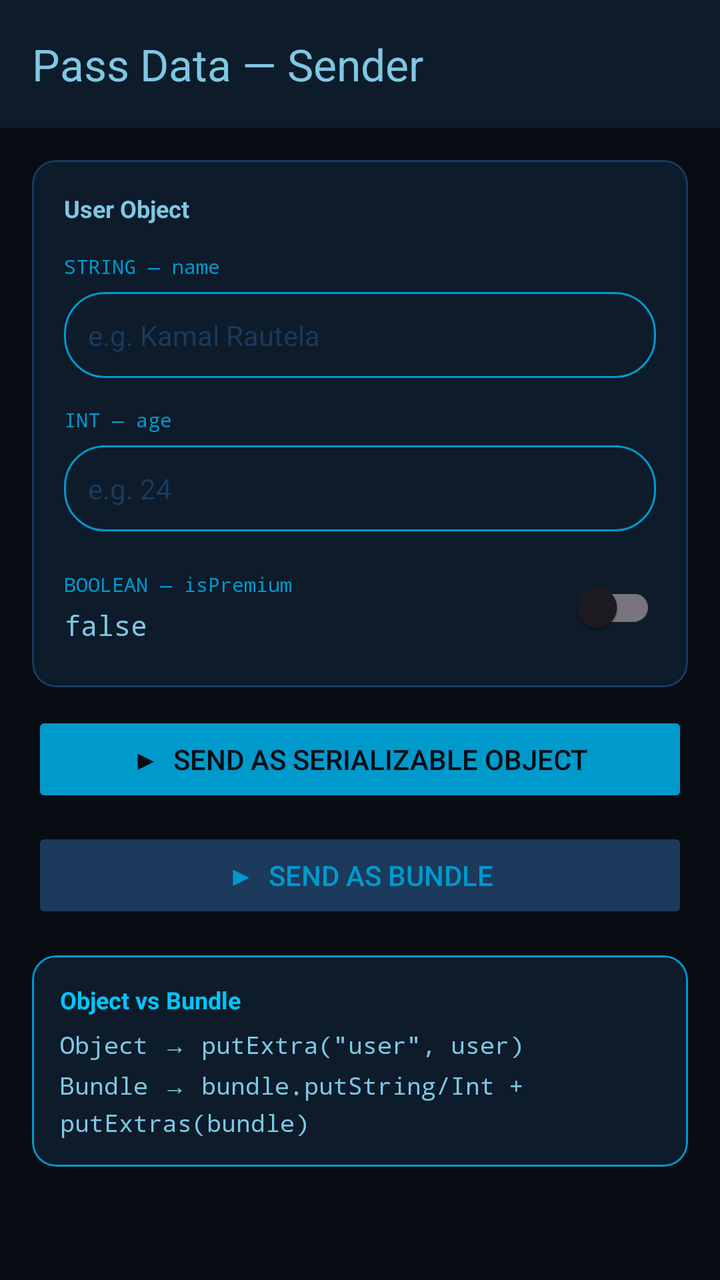
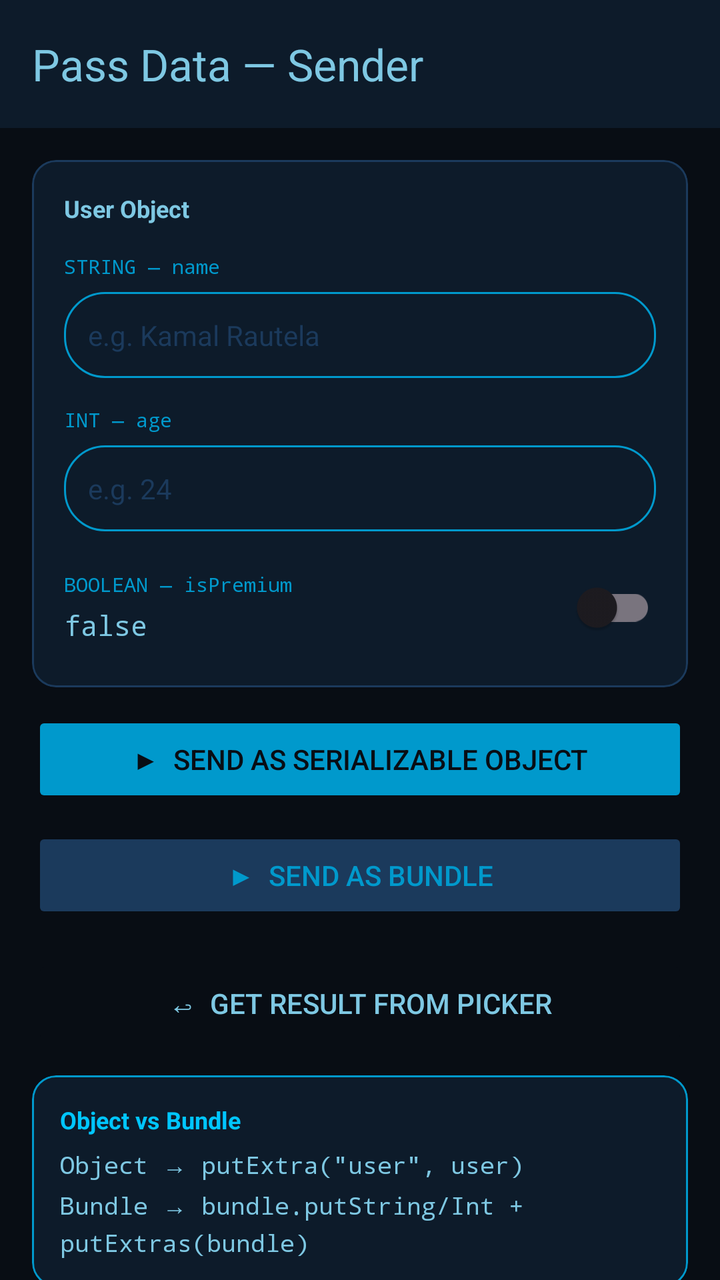

Compare the two renders of this Android layout. The source of the first and the diff that turns it into the second are given below.
<!-- AndroidManifest.xml: application theme Theme.AndroidConcepts -->
<!-- res/layout/activity_pass_data_parcelable_bundle.xml -->
<?xml version="1.0" encoding="utf-8"?>
<androidx.constraintlayout.widget.ConstraintLayout xmlns:android="http://schemas.android.com/apk/res/android"
    xmlns:app="http://schemas.android.com/apk/res-auto"
    xmlns:tools="http://schemas.android.com/tools"
    android:id="@+id/main"
    android:layout_width="match_parent"
    android:layout_height="match_parent"
    android:background="@drawable/app_background"
    tools:context=".activity_fragment_lifecycle.pass_data.PassDataParcelableBundleActivity">

    <androidx.appcompat.widget.Toolbar
        android:id="@+id/toolbar"
        android:layout_width="0dp"
        android:layout_height="wrap_content"
        android:background="@color/blue_0D1B2A"
        android:padding="@dimen/spacing_8"
        app:title="Pass Data — Sender"
        app:titleTextColor="@color/blue_7EC8E3"
        app:layout_constraintTop_toTopOf="parent"
        app:layout_constraintStart_toStartOf="parent"
        app:layout_constraintEnd_toEndOf="parent" />

    <androidx.core.widget.NestedScrollView
        android:layout_width="0dp"
        android:layout_height="0dp"
        app:layout_constraintTop_toBottomOf="@id/toolbar"
        app:layout_constraintBottom_toBottomOf="parent"
        app:layout_constraintStart_toStartOf="parent"
        app:layout_constraintEnd_toEndOf="parent">

        <LinearLayout
            android:layout_width="match_parent"
            android:layout_height="wrap_content"
            android:orientation="vertical"
            android:padding="@dimen/spacing_16">

            
            <com.google.android.material.card.MaterialCardView
                android:layout_width="match_parent"
                android:layout_height="wrap_content"
                android:layout_marginBottom="@dimen/spacing_12"
                app:cardBackgroundColor="@color/blue_0D1B2A"
                app:cardCornerRadius="@dimen/spacing_12"
                app:strokeColor="@color/blue_1B3A5C"
                app:strokeWidth="1dp">

                <LinearLayout
                    android:layout_width="match_parent"
                    android:layout_height="wrap_content"
                    android:orientation="vertical"
                    android:padding="@dimen/spacing_16">

                    <androidx.appcompat.widget.AppCompatTextView
                        android:layout_width="wrap_content"
                        android:layout_height="wrap_content"
                        android:text="User Object"
                        android:textColor="@color/blue_7EC8E3"
                        android:textSize="@dimen/text_size_12"
                        android:textStyle="bold"
                        android:layout_marginBottom="@dimen/spacing_14" />

                    
                    <androidx.appcompat.widget.AppCompatTextView
                        android:layout_width="wrap_content"
                        android:layout_height="wrap_content"
                        android:text="STRING — name"
                        android:textColor="@color/blue_0099CC"
                        android:textSize="@dimen/text_size_10"
                        android:fontFamily="monospace"
                        android:layout_marginBottom="@dimen/spacing_6" />

                    <androidx.appcompat.widget.AppCompatEditText
                        android:id="@+id/etName"
                        android:layout_width="match_parent"
                        android:layout_height="wrap_content"
                        android:hint="e.g. Kamal Rautela"
                        android:textColor="@color/white_FFFFFF"
                        android:textColorHint="@color/blue_1B3A5C"
                        android:background="@drawable/chip_outline"
                        android:padding="@dimen/spacing_12"
                        android:textSize="@dimen/text_size_14"
                        android:inputType="textPersonName"
                        android:layout_marginBottom="@dimen/spacing_14" />

                    
                    <androidx.appcompat.widget.AppCompatTextView
                        android:layout_width="wrap_content"
                        android:layout_height="wrap_content"
                        android:text="INT — age"
                        android:textColor="@color/blue_0099CC"
                        android:textSize="@dimen/text_size_10"
                        android:fontFamily="monospace"
                        android:layout_marginBottom="@dimen/spacing_6" />

                    <androidx.appcompat.widget.AppCompatEditText
                        android:id="@+id/etAge"
                        android:layout_width="match_parent"
                        android:layout_height="wrap_content"
                        android:hint="e.g. 24"
                        android:textColor="@color/white_FFFFFF"
                        android:textColorHint="@color/blue_1B3A5C"
                        android:background="@drawable/chip_outline"
                        android:padding="@dimen/spacing_12"
                        android:textSize="@dimen/text_size_14"
                        android:inputType="number"
                        android:layout_marginBottom="@dimen/spacing_14" />

                    
                    <LinearLayout
                        android:layout_width="match_parent"
                        android:layout_height="wrap_content"
                        android:orientation="horizontal"
                        android:gravity="center_vertical">

                        <LinearLayout
                            android:layout_width="0dp"
                            android:layout_height="wrap_content"
                            android:layout_weight="1"
                            android:orientation="vertical">

                            <androidx.appcompat.widget.AppCompatTextView
                                android:layout_width="wrap_content"
                                android:layout_height="wrap_content"
                                android:text="BOOLEAN — isPremium"
                                android:textColor="@color/blue_0099CC"
                                android:textSize="@dimen/text_size_10"
                                android:fontFamily="monospace"
                                android:layout_marginBottom="@dimen/spacing_4" />

                            <androidx.appcompat.widget.AppCompatTextView
                                android:id="@+id/tvIsPremium"
                                android:layout_width="wrap_content"
                                android:layout_height="wrap_content"
                                android:text="false"
                                android:textColor="@color/blue_7EC8E3"
                                android:textSize="@dimen/text_size_14"
                                android:fontFamily="monospace" />

                        </LinearLayout>

                        <androidx.appcompat.widget.SwitchCompat
                            android:id="@+id/switchIsPremium"
                            android:layout_width="wrap_content"
                            android:layout_height="wrap_content" />

                    </LinearLayout>

                </LinearLayout>
            </com.google.android.material.card.MaterialCardView>

            
            <androidx.appcompat.widget.AppCompatButton
                android:id="@+id/btnSendAsObject"
                android:layout_width="match_parent"
                android:layout_height="wrap_content"
                android:layout_marginBottom="@dimen/spacing_10"
                android:text="▶  Send as Serializable Object"
                android:textColor="@color/black_080D14"
                android:backgroundTint="@color/blue_0099CC"
                android:stateListAnimator="@null" />

            
            <androidx.appcompat.widget.AppCompatButton
                android:id="@+id/btnSendAsBundle"
                android:layout_width="match_parent"
                android:layout_height="wrap_content"
                android:layout_marginBottom="@dimen/spacing_16"
                android:text="▶  Send as Bundle"
                android:textColor="@color/blue_0099CC"
                android:backgroundTint="@color/blue_1B3A5C"
                android:stateListAnimator="@null" />

            
            <com.google.android.material.card.MaterialCardView
                android:layout_width="match_parent"
                android:layout_height="wrap_content"
                app:cardBackgroundColor="@color/blue_0D1B2A"
                app:cardCornerRadius="@dimen/spacing_12"
                app:strokeColor="@color/blue_0099CC"
                app:strokeWidth="1dp">

                <LinearLayout
                    android:layout_width="match_parent"
                    android:layout_height="wrap_content"
                    android:orientation="vertical"
                    android:padding="@dimen/spacing_14">

                    <androidx.appcompat.widget.AppCompatTextView
                        android:layout_width="wrap_content"
                        android:layout_height="wrap_content"
                        android:text="Object vs Bundle"
                        android:textColor="@color/blue_00C6FF"
                        android:textSize="@dimen/text_size_12"
                        android:textStyle="bold"
                        android:layout_marginBottom="@dimen/spacing_6" />

                    <androidx.appcompat.widget.AppCompatTextView
                        android:layout_width="wrap_content"
                        android:layout_height="wrap_content"
                        android:text="Object → putExtra(&quot;user&quot;, user)\nBundle → bundle.putString/Int + putExtras(bundle)"
                        android:textColor="@color/blue_7EC8E3"
                        android:textSize="@dimen/text_size_12"
                        android:fontFamily="monospace"
                        android:lineSpacingExtra="4dp" />

                </LinearLayout>
            </com.google.android.material.card.MaterialCardView>

        </LinearLayout>
    </androidx.core.widget.NestedScrollView>

</androidx.constraintlayout.widget.ConstraintLayout>
<!-- resources referenced by this layout -->
<resources>
  <color name="black_080D14">#080D14</color>
  <color name="blue_0099CC">#0099CC</color>
  <color name="blue_00C6FF">#00C6FF</color>
  <color name="blue_0D1B2A">#0D1B2A</color>
  <color name="blue_1B3A5C">#1B3A5C</color>
  <color name="blue_7EC8E3">#7EC8E3</color>
  <color name="white_FFFFFF">#FFFFFFFF</color>
  <dimen name="spacing_10">10dp</dimen>
  <dimen name="spacing_12">12dp</dimen>
  <dimen name="spacing_14">14dp</dimen>
  <dimen name="spacing_16">16dp</dimen>
  <dimen name="spacing_4">4dp</dimen>
  <dimen name="spacing_6">6dp</dimen>
  <dimen name="spacing_8">8dp</dimen>
  <dimen name="text_size_10">10sp</dimen>
  <dimen name="text_size_12">12sp</dimen>
  <dimen name="text_size_14">14sp</dimen>
  <!-- drawable app_background (drawable) -->
  <?xml version="1.0" encoding="utf-8"?>
  <shape xmlns:android="http://schemas.android.com/apk/res/android">
      <solid android:color="@color/black_080D14" />
  </shape>
  <!-- drawable chip_outline (drawable) -->
  <?xml version="1.0" encoding="utf-8"?>
  <shape xmlns:android="http://schemas.android.com/apk/res/android"
      android:shape="rectangle">
      <stroke
          android:width="1dp"
          android:color="#0099CC" />
      <corners android:radius="20dp" />
  </shape>
  <style name="Theme.AndroidConcepts" parent="Base.Theme.AndroidConcepts" />
  <style name="Base.Theme.AndroidConcepts" parent="Theme.Material3.DayNight.NoActionBar">
          <item name="android:windowBackground">@drawable/app_background</item>
          <item name="colorOnPrimary">@color/white_FFFFFF</item>
      </style>
</resources>

<!-- the commit's change to res/layout/activity_pass_data_parcelable_bundle.xml (unified diff, before → after) -->
@@ -171,6 +171,29 @@
                 android:stateListAnimator="@null" />
 
             
+            <androidx.appcompat.widget.AppCompatButton
+                android:id="@+id/btnGetResult"
+                android:layout_width="match_parent"
+                android:layout_height="wrap_content"
+                android:layout_marginBottom="@dimen/spacing_12"
+                android:text="↩  Get Result from Picker"
+                android:textColor="@color/blue_7EC8E3"
+                android:backgroundTint="@color/black_080D14"
+                android:stateListAnimator="@null" />
+
+            
+            <androidx.appcompat.widget.AppCompatTextView
+                android:id="@+id/tvResult"
+                android:layout_width="wrap_content"
+                android:layout_height="wrap_content"
+                android:text="Result: —"
+                android:textColor="@color/blue_00C6FF"
+                android:textSize="@dimen/text_size_14"
+                android:fontFamily="monospace"
+                android:layout_marginBottom="@dimen/spacing_12"
+                android:visibility="gone" />
+
+            
             <com.google.android.material.card.MaterialCardView
                 android:layout_width="match_parent"
                 android:layout_height="wrap_content"
